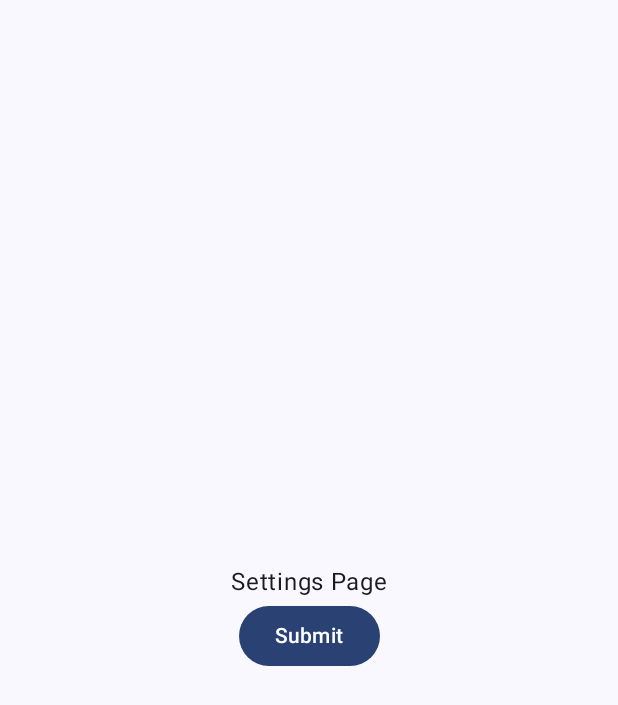
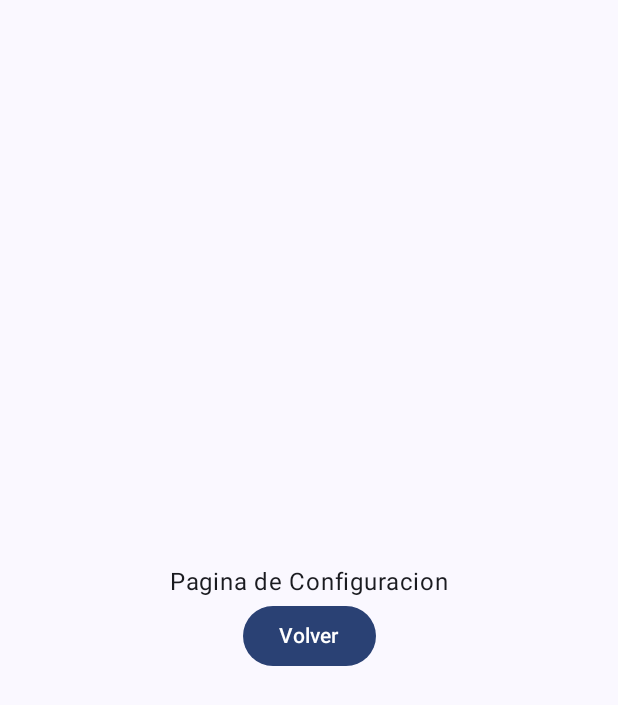
Before and after one commit to Salterm27/cookat, an Android app built with Jetpack Compose: the MySettings screen opened through its navigation route, on a phone screen of 412 x 824 dp. Shown: the top 705 px of the screen. Run offline under Robolectric (Android 15) with nearby library versions, the light colour scheme and no system bars; libraries missing offline, so code that uses them is left out: io.github.jan.supabase; network calls fail.

Commit message:
feat: Localize `MyProfile` and `MySettings` screens to Spanish
- Updated UI texts in `MyProfile` and `MySettings` screens to their Spanish translations.
- Adjusted button labels, titles, and dialog content for consistency in localization.

```diff
--- a/app/src/main/java/com/example/cookat/screens/settings/MySettings.kt
+++ b/app/src/main/java/com/example/cookat/screens/settings/MySettings.kt
@@ -22,9 +22,9 @@ fun MySettings(onNavigateTo: () -> Unit) {
 			verticalArrangement = Arrangement.Center,
 			horizontalAlignment = Alignment.CenterHorizontally
 		) {
-			Text(text = "Settings Page")
+			Text(text = "Pagina de Configuracion")
 			Button(onClick = onNavigateTo) {
-				Text("Submit")
+				Text("Volver")
 			}
 		}
 	}
```
Also changed, not shown: app/src/main/java/com/example/cookat/screens/profile/MyProfile.kt (+7 -7 lines).
